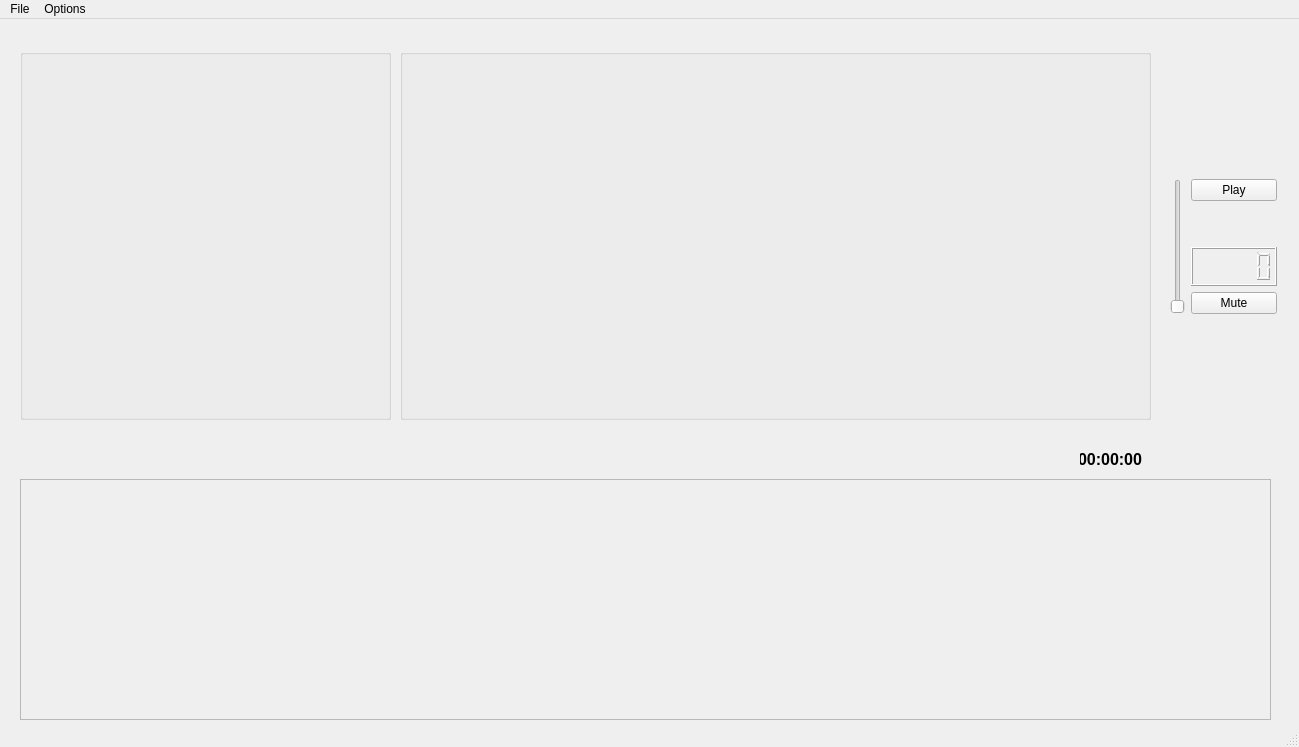
This is ui/mainwindow.ui in maksPodstawski/qt-video-editor as Qt 5 draws it before an edit. The edited form follows.
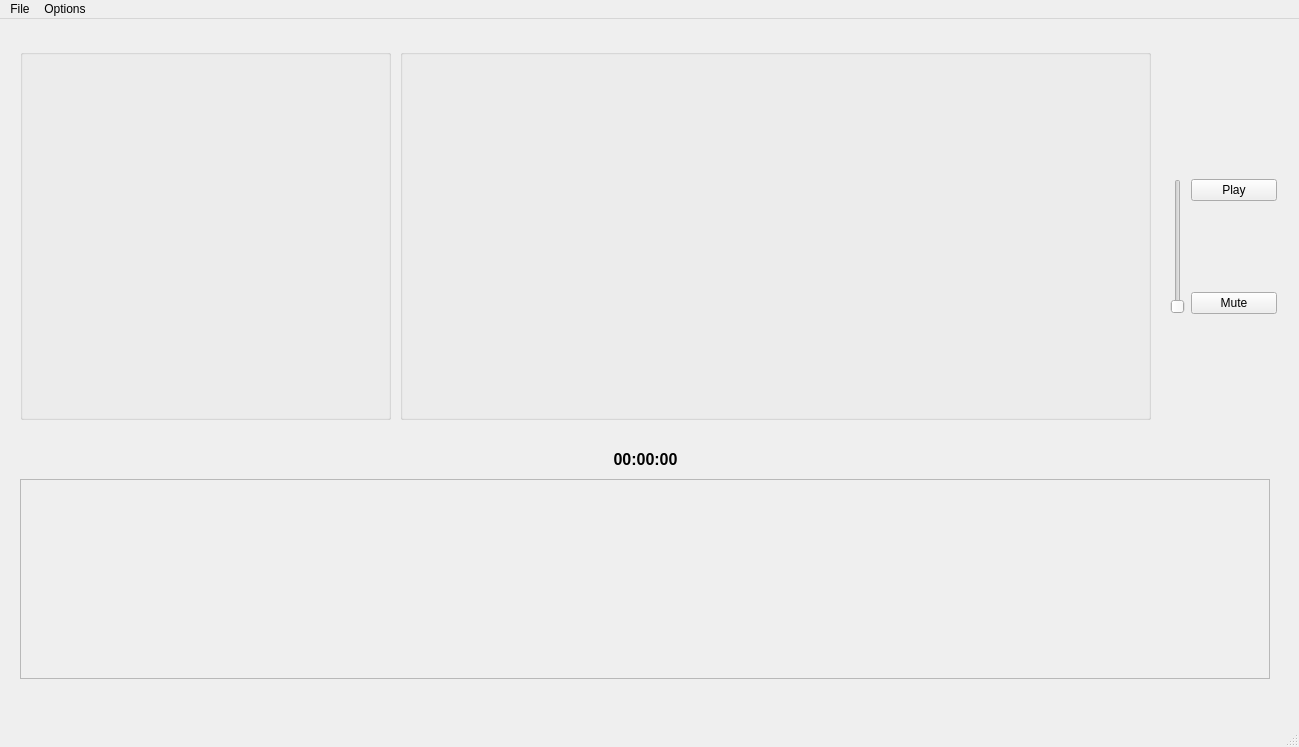
This is the edited form.

Patch:
```diff
--- a/ui/mainwindow.ui
+++ b/ui/mainwindow.ui
@@ -10,6 +10,18 @@
     <height>747</height>
    </rect>
   </property>
+  <property name="sizePolicy">
+   <sizepolicy hsizetype="Preferred" vsizetype="Preferred">
+    <horstretch>2</horstretch>
+    <verstretch>0</verstretch>
+   </sizepolicy>
+  </property>
+  <property name="minimumSize">
+   <size>
+    <width>0</width>
+    <height>0</height>
+   </size>
+  </property>
   <property name="windowTitle">
    <string>MainWindow</string>
   </property>
@@ -30,9 +42,9 @@
    <widget class="QLabel" name="timeLabel">
     <property name="geometry">
      <rect>
-      <x>1080</x>
+      <x>20</x>
       <y>430</y>
-      <width>62</width>
+      <width>1251</width>
       <height>21</height>
      </rect>
     </property>
@@ -46,7 +58,7 @@
      <string>00:00:00</string>
     </property>
     <property name="alignment">
-     <set>Qt::AlignmentFlag::AlignRight|Qt::AlignmentFlag::AlignTrailing|Qt::AlignmentFlag::AlignVCenter</set>
+     <set>Qt::AlignmentFlag::AlignCenter</set>
     </property>
    </widget>
    <widget class="QGroupBox" name="groupBoxVideosTable">
@@ -67,8 +79,8 @@
      <rect>
       <x>20</x>
       <y>460</y>
-      <width>1251</width>
-      <height>241</height>
+      <width>1250</width>
+      <height>200</height>
      </rect>
     </property>
     <property name="widgetResizable">
@@ -79,13 +91,13 @@
       <rect>
        <x>0</x>
        <y>0</y>
-       <width>1249</width>
-       <height>239</height>
+       <width>1248</width>
+       <height>198</height>
       </rect>
      </property>
     </widget>
    </widget>
-   <widget class="QWidget" name="">
+   <widget class="QWidget" name="layoutWidget">
     <property name="geometry">
      <rect>
       <x>1170</x>
@@ -114,40 +126,12 @@
          </property>
         </widget>
        </item>
-       <item>
-        <spacer name="verticalSpacer">
-         <property name="orientation">
-          <enum>Qt::Orientation::Vertical</enum>
-         </property>
-         <property name="sizeType">
-          <enum>QSizePolicy::Policy::Minimum</enum>
-         </property>
-         <property name="sizeHint" stdset="0">
-          <size>
-           <width>20</width>
-           <height>40</height>
-          </size>
-         </property>
-        </spacer>
-       </item>
        <item>
         <layout class="QVBoxLayout" name="verticalLayout_2">
          <item>
-          <widget class="QLCDNumber" name="volumeLCD">
-           <property name="sizePolicy">
-            <sizepolicy hsizetype="Preferred" vsizetype="Minimum">
-             <horstretch>0</horstretch>
-             <verstretch>0</verstretch>
-            </sizepolicy>
-           </property>
-           <property name="layoutDirection">
-            <enum>Qt::LayoutDirection::LeftToRight</enum>
-           </property>
-           <property name="styleSheet">
-            <string notr="true"/>
-           </property>
-           <property name="segmentStyle">
-            <enum>QLCDNumber::SegmentStyle::Outline</enum>
+          <widget class="QLabel" name="volumeLabel">
+           <property name="text">
+            <string/>
            </property>
           </widget>
          </item>
```
